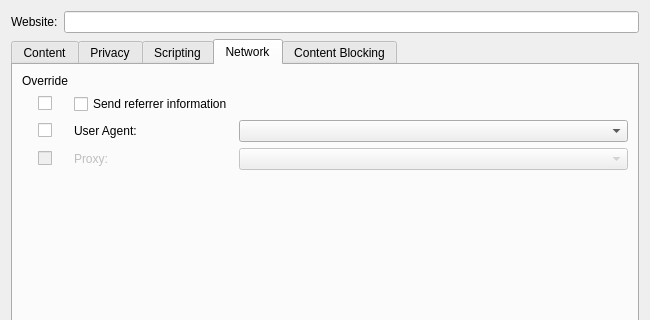
Qt form src/ui/WebsitePreferencesDialog.ui (OtterBrowser/otter-browser) before a commit; both pictures show x 0 to 650 and y 0 to 320 of the 650 by 500 pixel window.
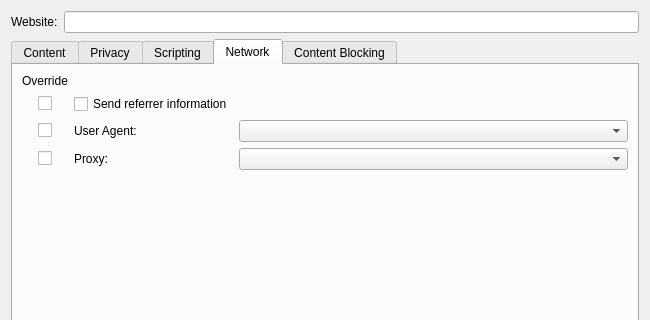
The same form after that commit. The open tabs and pages were chosen to show the change. Custom widgets are drawn as their Qt base class.

Commit message: Allow to select proxy in Website Preferences, references #785

```diff
--- a/src/ui/WebsitePreferencesDialog.ui
+++ b/src/ui/WebsitePreferencesDialog.ui
@@ -624,9 +624,6 @@
       <layout class="QGridLayout" name="networkLayout">
        <item row="3" column="0" alignment="Qt::AlignHCenter">
         <widget class="QCheckBox" name="proxyOverrideCheckBox">
-         <property name="enabled">
-          <bool>false</bool>
-         </property>
          <property name="text">
           <string/>
          </property>
@@ -664,9 +661,6 @@
        </item>
        <item row="3" column="1">
         <widget class="QLabel" name="proxyLabel">
-         <property name="enabled">
-          <bool>false</bool>
-         </property>
          <property name="text">
           <string>Proxy:</string>
          </property>
@@ -713,11 +707,7 @@
         </widget>
        </item>
        <item row="3" column="3">
-        <widget class="QComboBox" name="proxyComboBox">
-         <property name="enabled">
-          <bool>false</bool>
-         </property>
-        </widget>
+        <widget class="Otter::ComboBoxWidget" name="proxyComboBox"/>
        </item>
       </layout>
      </widget>
```
The commit also changes 1 other file.
